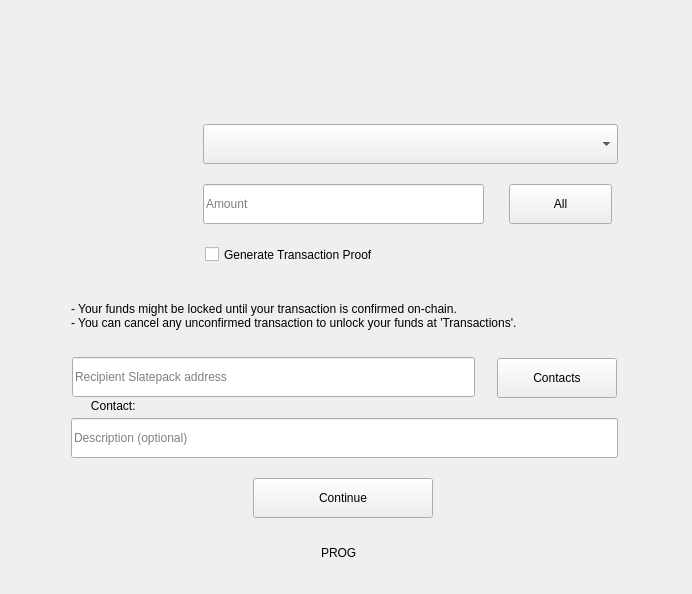
mwcproject/mwc-qt-wallet, file windows_desktop/g_sendOfflineOnly.ui: the form before one commit.
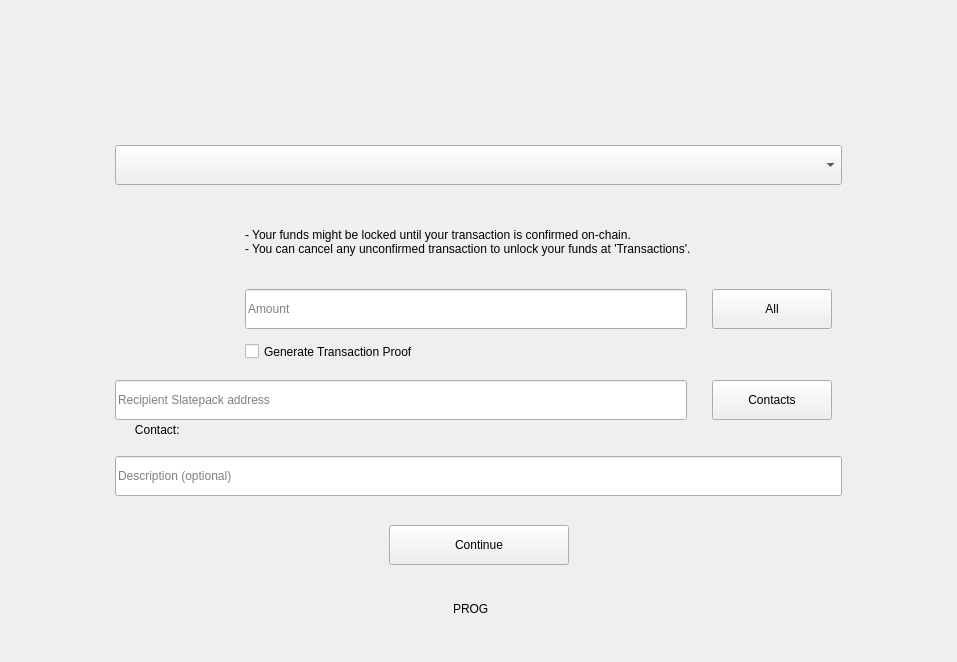
The form after the commit. Icons and pictures are not drawn. Custom widgets are drawn as their Qt base class.

Commit message: Send UI. Make Account combo wide and all Send panels resizable

Diff of the .ui file:
```diff
--- a/windows_desktop/g_sendOfflineOnly.ui
+++ b/windows_desktop/g_sendOfflineOnly.ui
@@ -6,16 +6,16 @@
    <rect>
     <x>0</x>
     <y>0</y>
-    <width>692</width>
-    <height>594</height>
+    <width>957</width>
+    <height>662</height>
    </rect>
   </property>
   <property name="windowTitle">
    <string>Form</string>
   </property>
-  <layout class="QVBoxLayout" name="verticalLayout_2" stretch="1,0,1">
+  <layout class="QVBoxLayout" name="verticalLayout_6" stretch="1,0,1">
    <property name="spacing">
-    <number>0</number>
+    <number>1</number>
    </property>
    <property name="topMargin">
     <number>60</number>
@@ -34,7 +34,10 @@
     </spacer>
    </item>
    <item>
-    <layout class="QHBoxLayout" name="horizontalLayout" stretch="1,5,1">
+    <layout class="QHBoxLayout" name="horizontalLayout_6" stretch="1,7,1">
+     <property name="spacing">
+      <number>2</number>
+     </property>
      <item>
       <spacer name="horizontalSpacer">
        <property name="orientation">
@@ -53,13 +56,13 @@
        <property name="minimumSize">
         <size>
          <width>550</width>
-         <height>400</height>
+         <height>420</height>
         </size>
        </property>
        <property name="maximumSize">
         <size>
-         <width>550</width>
-         <height>400</height>
+         <width>1200</width>
+         <height>420</height>
         </size>
        </property>
        <property name="frameShape">
@@ -68,92 +71,24 @@
        <property name="frameShadow">
         <enum>QFrame::Raised</enum>
        </property>
-       <widget class="control::MwcPushButtonNormal" name="allAmountButton">
-        <property name="geometry">
-         <rect>
-          <x>438</x>
-          <y>62</y>
-          <width>103</width>
-          <height>40</height>
-         </rect>
+       <layout class="QVBoxLayout" name="verticalLayout_5" stretch="0,2,0,1,0,1,0,2,0">
+        <property name="spacing">
+         <number>3</number>
         </property>
-        <property name="minimumSize">
-         <size>
-          <width>0</width>
-          <height>40</height>
-         </size>
+        <property name="leftMargin">
+         <number>0</number>
         </property>
-        <property name="maximumSize">
-         <size>
-          <width>16777215</width>
-          <height>40</height>
-         </size>
+        <property name="topMargin">
+         <number>0</number>
         </property>
-        <property name="cursor">
-         <cursorShape>PointingHandCursor</cursorShape>
+        <property name="rightMargin">
+         <number>0</number>
         </property>
-        <property name="focusPolicy">
-         <enum>Qt::StrongFocus</enum>
+        <property name="bottomMargin">
+         <number>0</number>
         </property>
-        <property name="toolTip">
-         <string>Send entire MWC balance from this account</string>
-        </property>
-        <property name="statusTip">
-         <string>Send entire MWC balance from this account</string>
-        </property>
-        <property name="text">
-         <string>All</string>
-        </property>
-       </widget>
-       <widget class="control::MwcLineEditNormal" name="amountEdit">
-        <property name="geometry">
-         <rect>
-          <x>132</x>
-          <y>62</y>
-          <width>281</width>
-          <height>40</height>
-         </rect>
-        </property>
-        <property name="sizePolicy">
-         <sizepolicy hsizetype="Minimum" vsizetype="Fixed">
-          <horstretch>0</horstretch>
-          <verstretch>0</verstretch>
-         </sizepolicy>
-        </property>
-        <property name="minimumSize">
-         <size>
-          <width>0</width>
-          <height>40</height>
-         </size>
-        </property>
-        <property name="maximumSize">
-         <size>
-          <width>16777215</width>
-          <height>40</height>
-         </size>
-        </property>
-        <property name="toolTip">
-         <string>Amount of MWC to send</string>
-        </property>
-        <property name="statusTip">
-         <string>Amount of MWC to send</string>
-        </property>
-        <property name="maxLength">
-         <number>32</number>
-        </property>
-        <property name="placeholderText">
-         <string>Amount</string>
-        </property>
-       </widget>
+        <item>
        <widget class="control::MwcComboBox" name="accountComboBox">
-        <property name="geometry">
-         <rect>
-          <x>132</x>
-          <y>2</y>
-          <width>415</width>
-          <height>40</height>
-         </rect>
-        </property>
         <property name="sizePolicy">
          <sizepolicy hsizetype="Minimum" vsizetype="Fixed">
           <horstretch>0</horstretch>
@@ -182,44 +117,46 @@
          <string>Select the account to send MWC from</string>
         </property>
        </widget>
-       <widget class="control::MwcCheckBox" name="generatePoof">
-        <property name="geometry">
-         <rect>
-          <x>134</x>
-          <y>120</y>
-          <width>361</width>
-          <height>25</height>
-         </rect>
-        </property>
+        </item>
+        <item>
+         <spacer name="verticalSpacer_7">
+          <property name="orientation">
+           <enum>Qt::Orientation::Vertical</enum>
+          </property>
+          <property name="sizeHint" stdset="0">
+           <size>
+            <width>20</width>
+            <height>40</height>
+           </size>
+          </property>
+         </spacer>
+        </item>
+        <item>
+         <layout class="QHBoxLayout" name="horizontalLayout_5" stretch="0,1">
+          <property name="spacing">
+           <number>10</number>
+          </property>
+          <item>
+           <widget class="QFrame" name="frame">
         <property name="minimumSize">
          <size>
-          <width>0</width>
-          <height>25</height>
-         </size>
-        </property>
-        <property name="focusPolicy">
-         <enum>Qt::StrongFocus</enum>
-        </property>
-        <property name="toolTip">
-         <string>The proof contains the full transaction and can be viewed by anyone. Keep it if you might need to resolve a dispute; skip it if privacy matters more.</string>
-        </property>
-        <property name="statusTip">
-         <string>The proof contains the full transaction and can be viewed by anyone. Keep it if you might need to resolve a dispute; skip it if privacy matters more.</string>
-        </property>
-        <property name="text">
-         <string>Generate Transaction Proof</string>
-        </property>
-        <property name="checked">
-         <bool>false</bool>
-        </property>
-       </widget>
+              <width>120</width>
+              <height>150</height>
+             </size>
+            </property>
+            <property name="frameShape">
+             <enum>QFrame::Shape::NoFrame</enum>
+            </property>
+            <property name="frameShadow">
+             <enum>QFrame::Shadow::Plain</enum>
+            </property>
        <widget class="control::MwcLabel" name="label">
         <property name="geometry">
          <rect>
-          <x>4</x>
-          <y>2</y>
-          <width>85</width>
-          <height>111</height>
+               <x>0</x>
+               <y>0</y>
+               <width>95</width>
+               <height>123</height>
          </rect>
         </property>
         <property name="text">
@@ -232,37 +169,202 @@
          <bool>true</bool>
         </property>
        </widget>
-       <widget class="control::MwcWidget" name="widget_2" native="true">
-        <property name="geometry">
-         <rect>
-          <x>760</x>
-          <y>18</y>
-          <width>410</width>
-          <height>110</height>
-         </rect>
-        </property>
+           </widget>
+          </item>
+          <item>
+           <layout class="QVBoxLayout" name="verticalLayout_40" stretch="0,0,0,0">
+            <property name="spacing">
+             <number>10</number>
+            </property>
+            <property name="sizeConstraint">
+             <enum>QLayout::SizeConstraint::SetDefaultConstraint</enum>
+            </property>
+            <property name="leftMargin">
+             <number>0</number>
+            </property>
+            <property name="rightMargin">
+             <number>10</number>
+            </property>
+            <property name="bottomMargin">
+             <number>0</number>
+            </property>
+            <item>
+             <widget class="control::MwcLabelSmall" name="label_4">
+              <property name="sizePolicy">
+               <sizepolicy hsizetype="Expanding" vsizetype="Expanding">
+                <horstretch>0</horstretch>
+                <verstretch>0</verstretch>
+               </sizepolicy>
+              </property>
+              <property name="text">
+               <string>- Your funds might be locked until your transaction is confirmed on-chain.
+- You can cancel any unconfirmed transaction to unlock your funds at 'Transactions'.</string>
+              </property>
+              <property name="wordWrap">
+               <bool>true</bool>
+              </property>
+             </widget>
+            </item>
+            <item>
+             <spacer name="verticalSpacer_8">
+              <property name="orientation">
+               <enum>Qt::Orientation::Vertical</enum>
+              </property>
+              <property name="sizeType">
+               <enum>QSizePolicy::Policy::Fixed</enum>
+              </property>
+              <property name="sizeHint" stdset="0">
+               <size>
+                <width>13</width>
+                <height>10</height>
+               </size>
+              </property>
+             </spacer>
+            </item>
+            <item>
+             <layout class="QHBoxLayout" name="horizontalLayout_4" stretch="1,0">
+              <property name="spacing">
+               <number>25</number>
+              </property>
+              <property name="sizeConstraint">
+               <enum>QLayout::SizeConstraint::SetDefaultConstraint</enum>
+              </property>
+              <item>
+               <widget class="control::MwcLineEditNormal" name="amountEdit">
+                <property name="sizePolicy">
+                 <sizepolicy hsizetype="Expanding" vsizetype="Fixed">
+                  <horstretch>0</horstretch>
+                  <verstretch>0</verstretch>
+                 </sizepolicy>
+                </property>
         <property name="minimumSize">
          <size>
-          <width>410</width>
-          <height>110</height>
+                  <width>100</width>
+                  <height>40</height>
          </size>
         </property>
         <property name="maximumSize">
          <size>
-          <width>410</width>
-          <height>110</height>
-         </size>
-        </property>
-       </widget>
+                  <width>16777215</width>
+                  <height>40</height>
+                 </size>
+                </property>
+                <property name="toolTip">
+                 <string>Amount of MWC to send</string>
+                </property>
+                <property name="statusTip">
+                 <string>Amount of MWC to send</string>
+                </property>
+                <property name="maxLength">
+                 <number>32</number>
+                </property>
+                <property name="placeholderText">
+                 <string>Amount</string>
+                </property>
+               </widget>
+              </item>
+              <item>
+               <widget class="control::MwcPushButtonNormal" name="allAmountButton">
+                <property name="minimumSize">
+                 <size>
+                  <width>120</width>
+                  <height>40</height>
+                 </size>
+                </property>
+                <property name="maximumSize">
+                 <size>
+                  <width>16777215</width>
+                  <height>40</height>
+                 </size>
+                </property>
+                <property name="cursor">
+                 <cursorShape>PointingHandCursor</cursorShape>
+                </property>
+                <property name="focusPolicy">
+                 <enum>Qt::FocusPolicy::StrongFocus</enum>
+                </property>
+                <property name="toolTip">
+                 <string>Send entire MWC balance from this account</string>
+                </property>
+                <property name="statusTip">
+                 <string>Send entire MWC balance from this account</string>
+                </property>
+                <property name="text">
+                 <string>All</string>
+                </property>
+               </widget>
+              </item>
+             </layout>
+            </item>
+            <item>
+             <widget class="control::MwcCheckBox" name="generatePoof">
+              <property name="sizePolicy">
+               <sizepolicy hsizetype="Expanding" vsizetype="Fixed">
+                <horstretch>0</horstretch>
+                <verstretch>0</verstretch>
+               </sizepolicy>
+              </property>
+              <property name="minimumSize">
+               <size>
+                <width>100</width>
+                <height>25</height>
+               </size>
+              </property>
+              <property name="maximumSize">
+               <size>
+                <width>2000</width>
+                <height>16777215</height>
+               </size>
+              </property>
+              <property name="focusPolicy">
+               <enum>Qt::FocusPolicy::StrongFocus</enum>
+              </property>
+              <property name="toolTip">
+               <string>The proof contains the full transaction and can be viewed by anyone. Keep it if you might need to resolve a dispute; skip it if privacy matters more.</string>
+              </property>
+              <property name="statusTip">
+               <string>The proof contains the full transaction and can be viewed by anyone. Keep it if you might need to resolve a dispute; skip it if privacy matters more.</string>
+              </property>
+              <property name="text">
+               <string>Generate Transaction Proof</string>
+              </property>
+              <property name="checked">
+               <bool>false</bool>
+              </property>
+             </widget>
+            </item>
+           </layout>
+          </item>
+         </layout>
+        </item>
+        <item>
+         <spacer name="verticalSpacer_9">
+          <property name="orientation">
+           <enum>Qt::Orientation::Vertical</enum>
+          </property>
+          <property name="sizeHint" stdset="0">
+           <size>
+            <width>20</width>
+            <height>40</height>
+           </size>
+          </property>
+         </spacer>
+        </item>
+        <item>
+         <layout class="QHBoxLayout" name="horizontalLayout_3" stretch="1,0">
+          <property name="spacing">
+           <number>25</number>
+          </property>
+          <property name="rightMargin">
+           <number>10</number>
+          </property>
+          <item>
+           <layout class="QVBoxLayout" name="verticalLayout_2">
+            <property name="spacing">
+             <number>0</number>
+            </property>
+            <item>
        <widget class="control::MwcLineEditNormal" name="recipientAddress">
-        <property name="geometry">
-         <rect>
-          <x>1</x>
-          <y>235</y>
-          <width>403</width>
-          <height>40</height>
-         </rect>
-        </property>
         <property name="sizePolicy">
          <sizepolicy hsizetype="Minimum" vsizetype="Fixed">
           <horstretch>0</horstretch>
@@ -294,15 +396,38 @@
          <string>Recipient Slatepack address</string>
         </property>
        </widget>
+            </item>
+            <item>
+             <widget class="control::MwcLabelSmall" name="contactNameLable">
+              <property name="minimumSize">
+               <size>
+                <width>0</width>
+                <height>20</height>
+               </size>
+              </property>
+              <property name="maximumSize">
+               <size>
+                <width>16777215</width>
+                <height>20</height>
+               </size>
+              </property>
+              <property name="text">
+               <string>      Contact: </string>
+              </property>
+              <property name="alignment">
+               <set>Qt::AlignmentFlag::AlignLeading|Qt::AlignmentFlag::AlignLeft|Qt::AlignmentFlag::AlignVCenter</set>
+              </property>
+             </widget>
+            </item>
+           </layout>
+          </item>
+          <item>
+           <layout class="QVBoxLayout" name="verticalLayout_3">
+            <property name="spacing">
+             <number>1</number>
+            </property>
+            <item>
        <widget class="control::MwcPushButtonNormal" name="contactsButton">
-        <property name="geometry">
-         <rect>
-          <x>426</x>
-          <y>236</y>
-          <width>120</width>
-          <height>40</height>
-         </rect>
-        </property>
         <property name="minimumSize">
          <size>
           <width>120</width>
@@ -331,15 +456,39 @@
          <string>Contacts</string>
         </property>
        </widget>
+            </item>
+            <item>
+             <spacer name="verticalSpacer_4">
+              <property name="orientation">
+               <enum>Qt::Orientation::Vertical</enum>
+              </property>
+              <property name="sizeHint" stdset="0">
+               <size>
+                <width>20</width>
+                <height>13</height>
+               </size>
+              </property>
+             </spacer>
+            </item>
+           </layout>
+          </item>
+         </layout>
+        </item>
+        <item>
+         <spacer name="verticalSpacer_6">
+          <property name="orientation">
+           <enum>Qt::Orientation::Vertical</enum>
+          </property>
+          <property name="sizeHint" stdset="0">
+           <size>
+            <width>20</width>
+            <height>40</height>
+           </size>
+          </property>
+         </spacer>
+        </item>
+        <item>
        <widget class="control::MwcLineEditNormal" name="descriptionEdit">
-        <property name="geometry">
-         <rect>
-          <x>0</x>
-          <y>296</y>
-          <width>547</width>
-          <height>40</height>
-         </rect>
-        </property>
         <property name="sizePolicy">
          <sizepolicy hsizetype="Minimum" vsizetype="Fixed">
           <horstretch>0</horstretch>
@@ -371,32 +520,37 @@
          <string>Description (optional)</string>
         </property>
        </widget>
-       <widget class="control::MwcLabelSmall" name="label_4">
-        <property name="geometry">
-         <rect>
-          <x>0</x>
-          <y>172</y>
-          <width>547</width>
-          <height>43</height>
-         </rect>
-        </property>
-        <property name="text">
-         <string>- Your funds might be locked until your transaction is confirmed on-chain.
-- You can cancel any unconfirmed transaction to unlock your funds at 'Transactions'.</string>
-        </property>
-        <property name="wordWrap">
-         <bool>true</bool>
-        </property>
-       </widget>
+        </item>
+        <item>
+         <spacer name="verticalSpacer_5">
+          <property name="orientation">
+           <enum>Qt::Orientation::Vertical</enum>
+          </property>
+          <property name="sizeHint" stdset="0">
+           <size>
+            <width>20</width>
+            <height>40</height>
+           </size>
+          </property>
+         </spacer>
+        </item>
+        <item>
+         <layout class="QHBoxLayout" name="horizontalLayout">
+          <item>
+           <spacer name="horizontalSpacer_5">
+            <property name="orientation">
+             <enum>Qt::Orientation::Horizontal</enum>
+            </property>
+            <property name="sizeHint" stdset="0">
+             <size>
+              <width>40</width>
+              <height>20</height>
+             </size>
+            </property>
+           </spacer>
+          </item>
+          <item>
        <widget class="control::MwcPushButtonNormal" name="sendButton">
-        <property name="geometry">
-         <rect>
-          <x>182</x>
-          <y>356</y>
-          <width>180</width>
-          <height>40</height>
-         </rect>
-        </property>
         <property name="minimumSize">
          <size>
           <width>180</width>
@@ -425,34 +579,23 @@
          <string>Continue</string>
         </property>
        </widget>
-       <widget class="control::MwcLabelSmall" name="contactNameLable">
-        <property name="geometry">
-         <rect>
-          <x>0</x>
-          <y>274</y>
-          <width>543</width>
-          <height>20</height>
-         </rect>
-        </property>
-        <property name="minimumSize">
+          </item>
+          <item>
+           <spacer name="horizontalSpacer_6">
+            <property name="orientation">
+             <enum>Qt::Orientation::Horizontal</enum>
+            </property>
+            <property name="sizeHint" stdset="0">
          <size>
-          <width>0</width>
+              <width>40</width>
           <height>20</height>
          </size>
         </property>
-        <property name="maximumSize">
-         <size>
-          <width>16777215</width>
-          <height>20</height>
-         </size>
-        </property>
-        <property name="text">
-         <string>      Contact: </string>
-        </property>
-        <property name="alignment">
-         <set>Qt::AlignLeading|Qt::AlignLeft|Qt::AlignVCenter</set>
-        </property>
-       </widget>
+           </spacer>
+          </item>
+         </layout>
+        </item>
+       </layout>
       </widget>
      </item>
      <item>
@@ -571,6 +714,12 @@
   </layout>
  </widget>
  <customwidgets>
+  <customwidget>
+   <class>control::MwcWidget</class>
+   <extends>QWidget</extends>
+   <header>control_desktop/MwcWidget.h</header>
+   <container>1</container>
+  </customwidget>
   <customwidget>
    <class>control::MwcPushButtonNormal</class>
    <extends>QPushButton</extends>
@@ -591,6 +740,11 @@
    <extends>QLabel</extends>
    <header>control_desktop/MwcLabel.h</header>
   </customwidget>
+  <customwidget>
+   <class>control::MwcLabel</class>
+   <extends>QLabel</extends>
+   <header>control_desktop/MwcLabel.h</header>
+  </customwidget>
   <customwidget>
    <class>control::MwcComboBox</class>
    <extends>QComboBox</extends>
@@ -601,16 +755,6 @@
    <extends>QCheckBox</extends>
    <header>control_desktop/MwcCheckBox.h</header>
   </customwidget>
-   <customwidget>
-   <class>control::MwcLabel</class>
-   <extends>QLabel</extends>
-   <header>control_desktop/MwcLabel.h</header>
-  </customwidget>
-  <customwidget>
-   <class>control::MwcWidget</class>
-   <extends>QWidget</extends>
-   <header>control_desktop/MwcWidget.h</header>
-  </customwidget>
  </customwidgets>
  <tabstops>
   <tabstop>accountComboBox</tabstop>
```
Left out of the diff: 24 changed lines with no effect on the pictures. Lines whose indentation alone changed are shown as unchanged. The commit also changes 7 other files.
